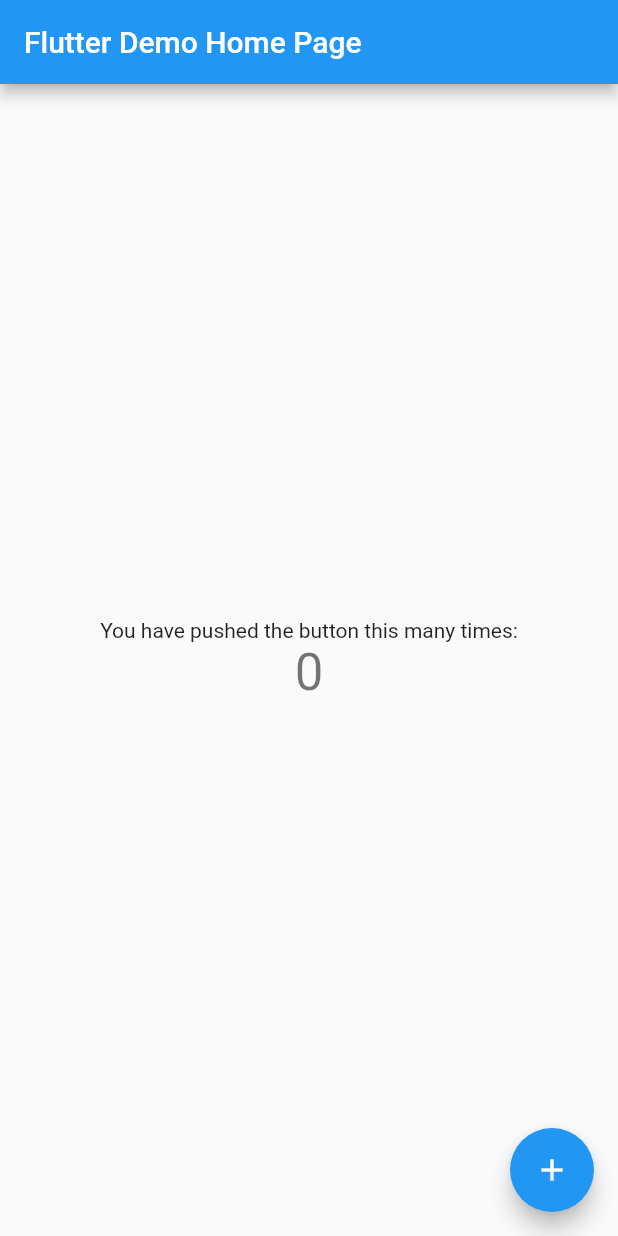
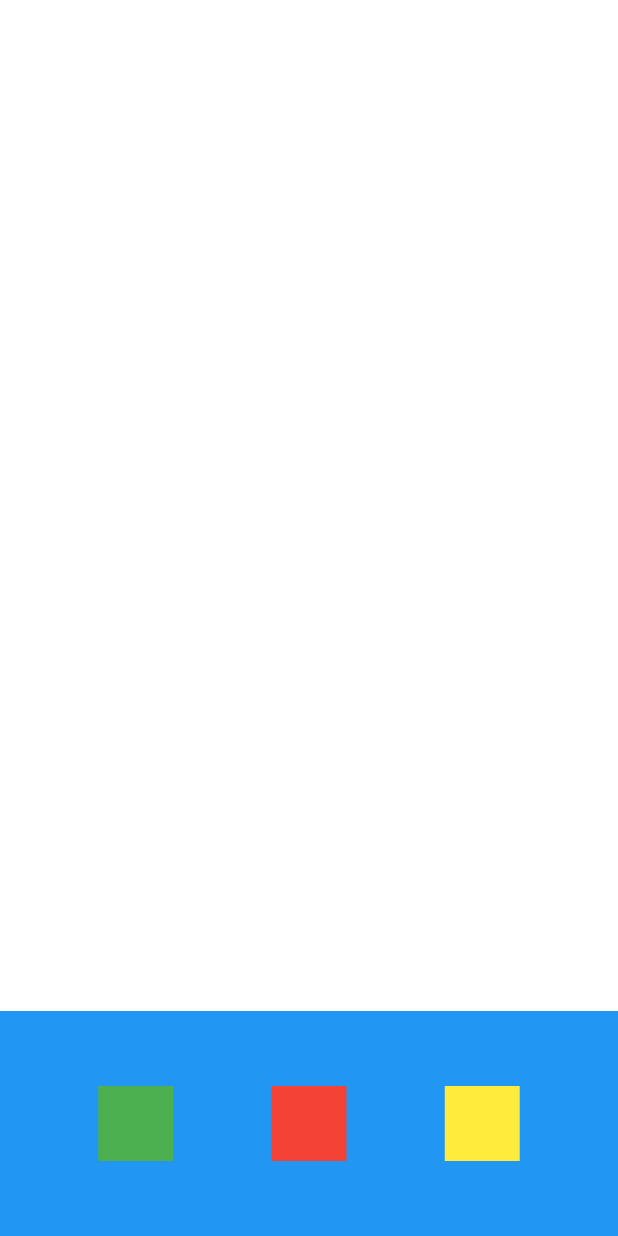
Before and after one commit to vpinheiro38/cubos-academy-flutter, a Flutter app: the screen it shows after launch, on a phone screen of 412 x 824 dp. Run offline on Flutter 3.47's test engine with Material 2 defaults, Android fonts, the phone set to English and light mode, and no system bars.

Commit message:
Implement Exercise Aula 03

```diff
--- a/aula03/lib/main.dart
+++ b/aula03/lib/main.dart
@@ -5,113 +5,68 @@
 }
 
 class MyApp extends StatelessWidget {
-  // This widget is the root of your application.
   @override
   Widget build(BuildContext context) {
     return MaterialApp(
-      title: 'Flutter Demo',
+      title: 'Aula 03 Exercise',
       theme: ThemeData(
-        // This is the theme of your application.
-        //
-        // Try running your application with "flutter run". You'll see the
-        // application has a blue toolbar. Then, without quitting the app, try
-        // changing the primarySwatch below to Colors.green and then invoke
-        // "hot reload" (press "r" in the console where you ran "flutter run",
-        // or simply save your changes to "hot reload" in a Flutter IDE).
-        // Notice that the counter didn't reset back to zero; the application
-        // is not restarted.
         primarySwatch: Colors.blue,
-        // This makes the visual density adapt to the platform that you run
-        // the app on. For desktop platforms, the controls will be smaller and
-        // closer together (more dense) than on mobile platforms.
         visualDensity: VisualDensity.adaptivePlatformDensity,
       ),
-      home: MyHomePage(title: 'Flutter Demo Home Page'),
+      home: HomePage(),
     );
   }
 }
 
-class MyHomePage extends StatefulWidget {
-  MyHomePage({Key key, this.title}) : super(key: key);
-
-  // This widget is the home page of your application. It is stateful, meaning
-  // that it has a State object (defined below) that contains fields that affect
-  // how it looks.
-
-  // This class is the configuration for the state. It holds the values (in this
-  // case the title) provided by the parent (in this case the App widget) and
-  // used by the build method of the State. Fields in a Widget subclass are
-  // always marked "final".
-
-  final String title;
-
+class HomePage extends StatelessWidget {
   @override
-  _MyHomePageState createState() => _MyHomePageState();
+  Widget build(BuildContext context) {
+    return Column(
+      children: [
+        Expanded(
+          child: Column(
+            children: [WhiteContainer(), WhiteContainer(), WhiteContainer()],
+          ),
+        ),
+        Container(
+          color: Colors.blue,
+          height: 150,
+          child: Row(
+            mainAxisAlignment: MainAxisAlignment.spaceEvenly,
+            children: [
+              RowContainer(Colors.green),
+              RowContainer(Colors.red),
+              RowContainer(Colors.yellow)
+            ],
+          ),
+        )
+      ],
+    );
+  }
 }
 
-class _MyHomePageState extends State<MyHomePage> {
-  int _counter = 0;
+class WhiteContainer extends StatelessWidget {
+  @override
+  Widget build(BuildContext context) {
+    return Container(
+      height: 100,
+      margin: const EdgeInsets.all(40),
+      color: Colors.white,
+    );
+  }
+}
 
-  void _incrementCounter() {
-    setState(() {
-      // This call to setState tells the Flutter framework that something has
-      // changed in this State, which causes it to rerun the build method below
-      // so that the display can reflect the updated values. If we changed
-      // _counter without calling setState(), then the build method would not be
-      // called again, and so nothing would appear to happen.
-      _counter++;
-    });
-  }
+class RowContainer extends StatelessWidget {
+  final Color _color;
+
+  RowContainer(this._color, {Key key}) : super(key: key);
 
   @override
   Widget build(BuildContext context) {
-    // This method is rerun every time setState is called, for instance as done
-    // by the _incrementCounter method above.
-    //
-    // The Flutter framework has been optimized to make rerunning build methods
-    // fast, so that you can just rebuild anything that needs updating rather
-    // than having to individually change instances of widgets.
-    return Scaffold(
-      appBar: AppBar(
-        // Here we take the value from the MyHomePage object that was created by
-        // the App.build method, and use it to set our appbar title.
-        title: Text(widget.title),
-      ),
-      body: Center(
-        // Center is a layout widget. It takes a single child and positions it
-        // in the middle of the parent.
-        child: Column(
-          // Column is also a layout widget. It takes a list of children and
-          // arranges them vertically. By default, it sizes itself to fit its
-          // children horizontally, and tries to be as tall as its parent.
-          //
-          // Invoke "debug painting" (press "p" in the console, choose the
-          // "Toggle Debug Paint" action from the Flutter Inspector in Android
-          // Studio, or the "Toggle Debug Paint" command in Visual Studio Code)
-          // to see the wireframe for each widget.
-          //
-          // Column has various properties to control how it sizes itself and
-          // how it positions its children. Here we use mainAxisAlignment to
-          // center the children vertically; the main axis here is the vertical
-          // axis because Columns are vertical (the cross axis would be
-          // horizontal).
-          mainAxisAlignment: MainAxisAlignment.center,
-          children: <Widget>[
-            Text(
-              'You have pushed the button this many times:',
-            ),
-            Text(
-              '$_counter',
-              style: Theme.of(context).textTheme.headline4,
-            ),
-          ],
-        ),
-      ),
-      floatingActionButton: FloatingActionButton(
-        onPressed: _incrementCounter,
-        tooltip: 'Increment',
-        child: Icon(Icons.add),
-      ), // This trailing comma makes auto-formatting nicer for build methods.
+    return Container(
+      width: 50,
+      height: 50,
+      color: _color,
     );
   }
 }
```
